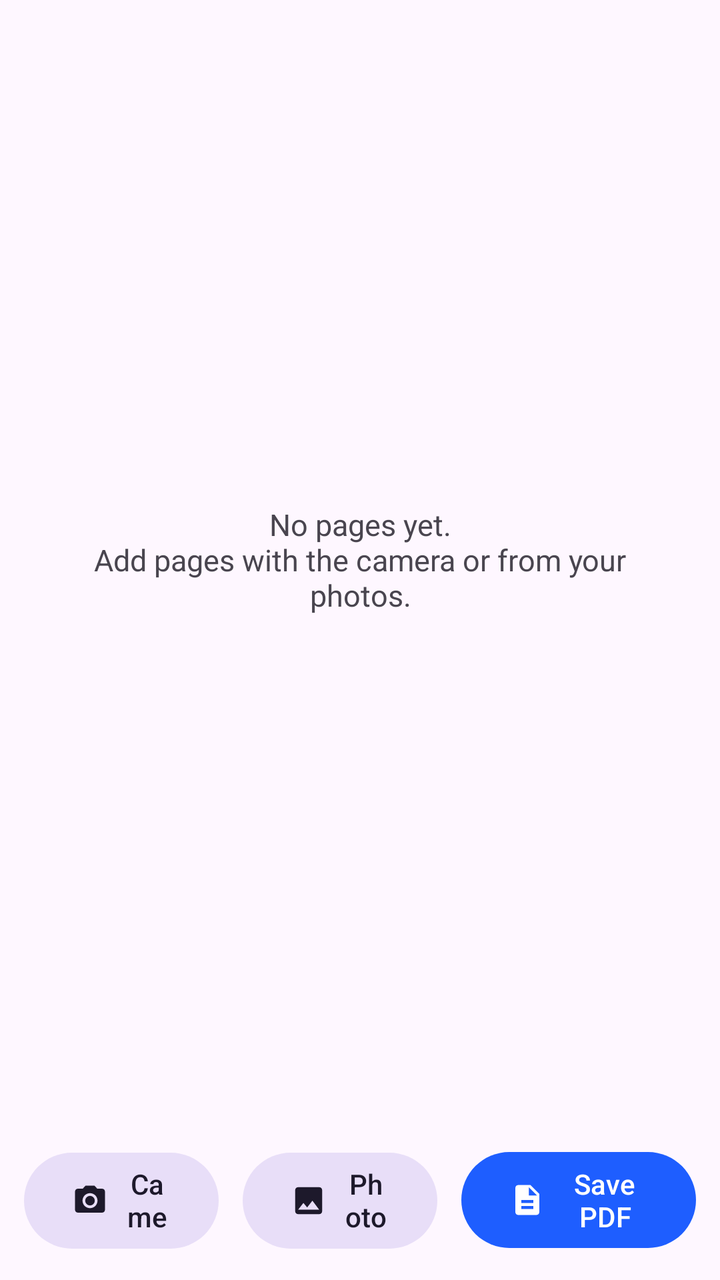
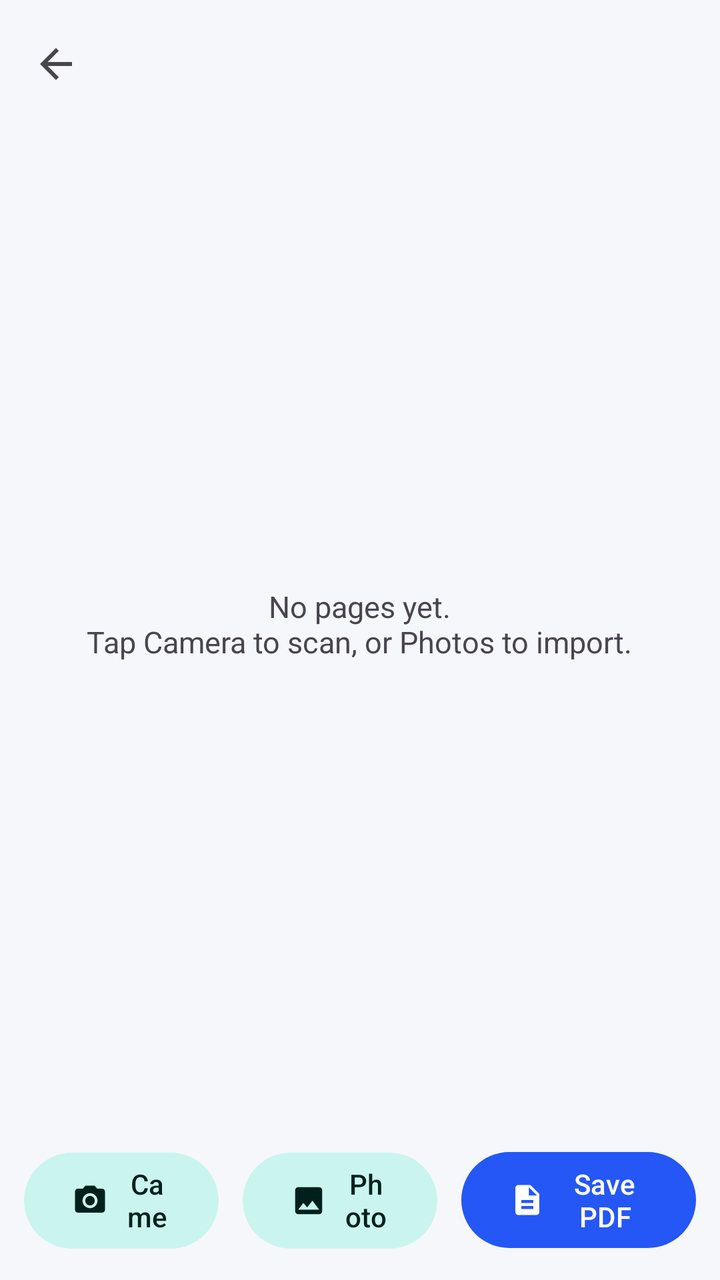

Compare the two renders of this Android layout. The source of the first and the diff that turns it into the second are given below.
<!-- AndroidManifest.xml: application theme Theme.ScanSign -->
<!-- res/layout/activity_scan.xml -->
<?xml version="1.0" encoding="utf-8"?>
<LinearLayout xmlns:android="http://schemas.android.com/apk/res/android"
    android:layout_width="match_parent"
    android:layout_height="match_parent"
    android:orientation="vertical">

    <FrameLayout
        android:layout_width="match_parent"
        android:layout_height="0dp"
        android:layout_weight="1">

        <androidx.recyclerview.widget.RecyclerView
            android:id="@+id/pages"
            android:layout_width="match_parent"
            android:layout_height="match_parent"
            android:clipToPadding="false"
            android:padding="8dp" />

        <TextView
            android:id="@+id/empty"
            android:layout_width="wrap_content"
            android:layout_height="wrap_content"
            android:layout_gravity="center"
            android:gravity="center"
            android:padding="32dp"
            android:text="No pages yet.\nAdd pages with the camera or from your photos."
            android:textSize="15sp" />

        <ProgressBar
            android:id="@+id/progress"
            android:layout_width="56dp"
            android:layout_height="56dp"
            android:layout_gravity="center"
            android:visibility="gone" />
    </FrameLayout>

    <LinearLayout
        android:layout_width="match_parent"
        android:layout_height="wrap_content"
        android:orientation="horizontal"
        android:padding="12dp">

        <com.google.android.material.button.MaterialButton
            android:id="@+id/btnCamera"
            style="@style/Widget.Material3.Button.TonalButton"
            android:layout_width="0dp"
            android:layout_height="56dp"
            android:layout_marginEnd="6dp"
            android:layout_weight="1"
            android:text="Camera"
            app:icon="@drawable/ic_camera"
            xmlns:app="http://schemas.android.com/apk/res-auto" />

        <com.google.android.material.button.MaterialButton
            android:id="@+id/btnPhotos"
            style="@style/Widget.Material3.Button.TonalButton"
            android:layout_width="0dp"
            android:layout_height="56dp"
            android:layout_marginHorizontal="6dp"
            android:layout_weight="1"
            android:text="Photos"
            app:icon="@drawable/ic_photo"
            xmlns:app="http://schemas.android.com/apk/res-auto" />

        <com.google.android.material.button.MaterialButton
            android:id="@+id/btnSave"
            android:layout_width="0dp"
            android:layout_height="56dp"
            android:layout_marginStart="6dp"
            android:layout_weight="1.2"
            android:text="Save PDF"
            app:icon="@drawable/ic_pdf"
            xmlns:app="http://schemas.android.com/apk/res-auto" />
    </LinearLayout>
</LinearLayout>
<!-- resources referenced by this layout -->
<resources>
  <!-- drawable ic_photo (drawable) -->
  <?xml version="1.0" encoding="utf-8"?>
  <vector xmlns:android="http://schemas.android.com/apk/res/android"
      android:width="24dp" android:height="24dp"
      android:viewportWidth="24" android:viewportHeight="24"
      android:tint="?attr/colorControlNormal">
      <path android:fillColor="#FFFFFFFF" android:pathData="M21,19V5c0,-1.1 -0.9,-2 -2,-2H5c-1.1,0 -2,0.9 -2,2v14c0,1.1 0.9,2 2,2h14c1.1,0 2,-0.9 2,-2zM8.5,13.5l2.5,3.01L14.5,12l4.5,6H5l3.5,-4.5z" />
  </vector>
  <style name="Theme.ScanSign" parent="Theme.Material3.DayNight">
          <item name="colorPrimary">@color/brand</item>
          <item name="colorOnPrimary">#FFFFFF</item>
          <item name="colorSecondary">@color/accent</item>
      </style>
  <color name="brand">#1E5EFF</color>
  <color name="accent">#00B894</color>
  <!-- unchanged entries left out for length: 2 -->
</resources>

<!-- the commit's change to res/layout/activity_scan.xml (unified diff, before → after) -->
@@ -1,8 +1,16 @@
 <?xml version="1.0" encoding="utf-8"?>
 <LinearLayout xmlns:android="http://schemas.android.com/apk/res/android"
+    xmlns:app="http://schemas.android.com/apk/res-auto"
     android:layout_width="match_parent"
     android:layout_height="match_parent"
     android:orientation="vertical">
+
+    <com.google.android.material.appbar.MaterialToolbar
+        android:id="@+id/toolbar"
+        style="@style/Widget.App.Toolbar"
+        android:layout_width="match_parent"
+        android:layout_height="?attr/actionBarSize"
+        app:navigationIcon="@drawable/ic_back" />
 
     <FrameLayout
         android:layout_width="match_parent"
@@ -23,7 +31,7 @@
             android:layout_gravity="center"
             android:gravity="center"
             android:padding="32dp"
-            android:text="No pages yet.\nAdd pages with the camera or from your photos."
+            android:text="No pages yet.\nTap Camera to scan, or Photos to import."
             android:textSize="15sp" />
 
         <ProgressBar
@@ -49,7 +57,7 @@
             android:layout_weight="1"
             android:text="Camera"
             app:icon="@drawable/ic_camera"
-            xmlns:app="http://schemas.android.com/apk/res-auto" />
+            />
 
         <com.google.android.material.button.MaterialButton
             android:id="@+id/btnPhotos"
@@ -60,7 +68,7 @@
             android:layout_weight="1"
             android:text="Photos"
             app:icon="@drawable/ic_photo"
-            xmlns:app="http://schemas.android.com/apk/res-auto" />
+            />
 
         <com.google.android.material.button.MaterialButton
             android:id="@+id/btnSave"
@@ -70,6 +78,6 @@
             android:layout_weight="1.2"
             android:text="Save PDF"
             app:icon="@drawable/ic_pdf"
-            xmlns:app="http://schemas.android.com/apk/res-auto" />
+            />
     </LinearLayout>
 </LinearLayout>
<!-- resource entries referenced after the edit -->
@@ -1,5 +1,13 @@
 <!-- resources referenced by this layout -->
 <resources>
+  <!-- drawable ic_back (drawable) -->
+  <?xml version="1.0" encoding="utf-8"?>
+  <vector xmlns:android="http://schemas.android.com/apk/res/android"
+      android:width="24dp" android:height="24dp"
+      android:viewportWidth="24" android:viewportHeight="24"
+      android:tint="?attr/colorControlNormal">
+      <path android:fillColor="#FFFFFFFF" android:pathData="M20,11H7.83l5.59,-5.59L12,4l-8,8 8,8 1.41,-1.41L7.83,13H20v-2z" />
+  </vector>
   <!-- drawable ic_photo (drawable) -->
   <?xml version="1.0" encoding="utf-8"?>
   <vector xmlns:android="http://schemas.android.com/apk/res/android"
@@ -8,13 +16,51 @@
       android:tint="?attr/colorControlNormal">
       <path android:fillColor="#FFFFFFFF" android:pathData="M21,19V5c0,-1.1 -0.9,-2 -2,-2H5c-1.1,0 -2,0.9 -2,2v14c0,1.1 0.9,2 2,2h14c1.1,0 2,-0.9 2,-2zM8.5,13.5l2.5,3.01L14.5,12l4.5,6H5l3.5,-4.5z" />
   </vector>
-  <style name="Theme.ScanSign" parent="Theme.Material3.DayNight">
-          <item name="colorPrimary">@color/brand</item>
-          <item name="colorOnPrimary">#FFFFFF</item>
-          <item name="colorSecondary">@color/accent</item>
+  <style name="Widget.App.Toolbar" parent="Widget.Material3.Toolbar">
+          <item name="android:background">@color/md_background</item>
+          <item name="titleTextAppearance">@style/TextAppearance.App.ToolbarTitle</item>
       </style>
-  <color name="brand">#1E5EFF</color>
-  <color name="accent">#00B894</color>
+  <style name="Theme.ScanSign" parent="Theme.Material3.DayNight.NoActionBar">
+          <item name="colorPrimary">@color/md_primary</item>
+          <item name="colorOnPrimary">@color/md_on_primary</item>
+          <item name="colorPrimaryContainer">@color/md_primary_container</item>
+          <item name="colorOnPrimaryContainer">@color/md_on_primary_container</item>
+          <item name="colorSecondary">@color/md_secondary</item>
+          <item name="colorSecondaryContainer">@color/md_secondary_container</item>
+          <item name="colorOnSecondaryContainer">@color/md_on_secondary_container</item>
+          <item name="android:colorBackground">@color/md_background</item>
+          <item name="colorSurface">@color/md_surface</item>
+          <item name="colorSurfaceVariant">@color/md_surface_variant</item>
+          <item name="colorOnSurface">@color/md_on_surface</item>
+          <item name="colorOnSurfaceVariant">@color/md_on_surface_variant</item>
+          <item name="colorOutline">@color/md_outline</item>
+          <item name="android:windowBackground">@color/md_background</item>
+          <item name="android:statusBarColor">@color/md_background</item>
+          <item name="android:navigationBarColor">@color/md_background</item>
+          <item name="android:windowLightStatusBar">@bool/light_bars</item>
+          <item name="materialCardViewStyle">@style/Widget.App.Card</item>
+      </style>
+  <color name="md_background">#F6F7FB</color>
+  <style name="TextAppearance.App.ToolbarTitle" parent="TextAppearance.Material3.TitleLarge">
+          <item name="android:textStyle">bold</item>
+      </style>
+  <color name="md_primary">#2457F5</color>
+  <color name="md_on_primary">#FFFFFF</color>
+  <color name="md_primary_container">#DCE4FF</color>
+  <color name="md_on_primary_container">#001652</color>
+  <color name="md_secondary">#00A893</color>
+  <color name="md_secondary_container">#C9F5EE</color>
+  <color name="md_on_secondary_container">#00201C</color>
+  <color name="md_surface">#FFFFFF</color>
+  <color name="md_surface_variant">#E7EAF3</color>
+  <color name="md_on_surface">#151922</color>
+  <color name="md_on_surface_variant">#5A6275</color>
+  <color name="md_outline">#C3C8D6</color>
+  <style name="Widget.App.Card" parent="Widget.Material3.CardView.Elevated">
+          <item name="cardCornerRadius">16dp</item>
+          <item name="cardElevation">1dp</item>
+          <item name="cardBackgroundColor">@color/md_surface</item>
+      </style>
   <!-- unchanged entries left out for length: 2 -->
 </resources>
 
